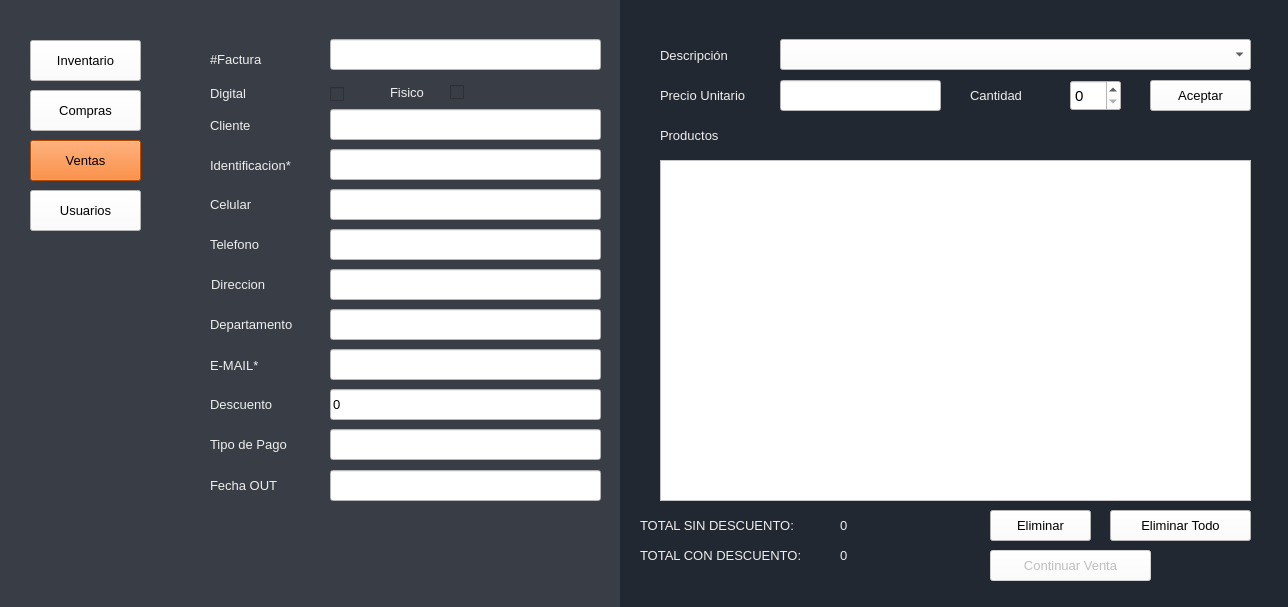
This is UI/templates/Venta.ui in ajospino/Proyecto-2019-2 as Qt 5 draws it before an edit. The edited form follows.
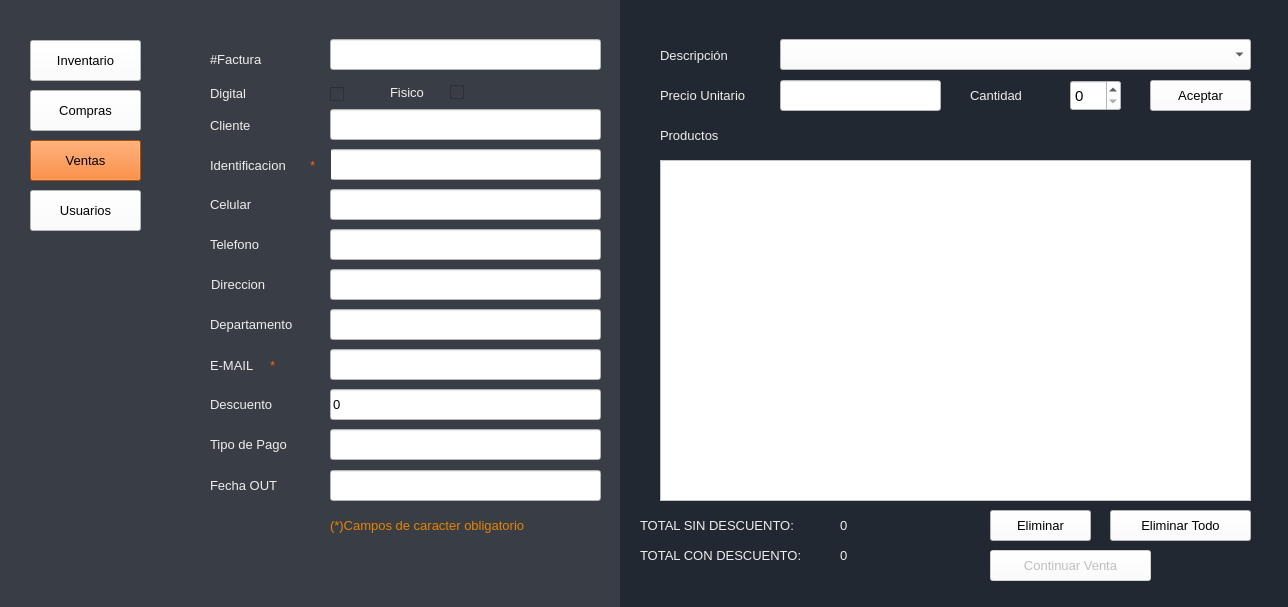
This is the edited form.

Diff of the .ui file:
```diff
--- a/UI/templates/Venta.ui
+++ b/UI/templates/Venta.ui
@@ -251,7 +251,7 @@
 color: rgb(238, 238, 238);</string>
     </property>
     <property name="text">
-     <string>Identificacion*</string>
+     <string>Identificacion</string>
     </property>
    </widget>
    <widget class="QLineEdit" name="lineEditIdentificacion">
@@ -439,7 +439,7 @@
 color: rgb(238, 238, 238);</string>
     </property>
     <property name="text">
-     <string>E-MAIL*</string>
+     <string>E-MAIL</string>
     </property>
    </widget>
    <widget class="QLineEdit" name="lineEditEMAIL">
@@ -1183,6 +1183,81 @@
      <string>Fecha OUT</string>
     </property>
    </widget>
+   <widget class="QLabel" name="label_22">
+    <property name="geometry">
+     <rect>
+      <x>310</x>
+      <y>150</y>
+      <width>21</width>
+      <height>31</height>
+     </rect>
+    </property>
+    <property name="font">
+     <font>
+      <family>Arial</family>
+      <pointsize>10</pointsize>
+      <weight>50</weight>
+      <bold>false</bold>
+     </font>
+    </property>
+    <property name="styleSheet">
+     <string notr="true">background-color: rgb(57, 62, 70);
+color: rgb(255, 102, 0);</string>
+    </property>
+    <property name="text">
+     <string>*</string>
+    </property>
+   </widget>
+   <widget class="QLabel" name="label_23">
+    <property name="geometry">
+     <rect>
+      <x>270</x>
+      <y>350</y>
+      <width>21</width>
+      <height>31</height>
+     </rect>
+    </property>
+    <property name="font">
+     <font>
+      <family>Arial</family>
+      <pointsize>10</pointsize>
+      <weight>50</weight>
+      <bold>false</bold>
+     </font>
+    </property>
+    <property name="styleSheet">
+     <string notr="true">background-color: rgb(57, 62, 70);
+color: rgb(255, 102, 0);</string>
+    </property>
+    <property name="text">
+     <string>*</string>
+    </property>
+   </widget>
+   <widget class="QLabel" name="label_24">
+    <property name="geometry">
+     <rect>
+      <x>330</x>
+      <y>510</y>
+      <width>261</width>
+      <height>31</height>
+     </rect>
+    </property>
+    <property name="font">
+     <font>
+      <family>Arial</family>
+      <pointsize>10</pointsize>
+      <weight>50</weight>
+      <bold>false</bold>
+     </font>
+    </property>
+    <property name="styleSheet">
+     <string notr="true">background-color: rgb(57, 62, 70);
+color: rgb(230, 132, 0);</string>
+    </property>
+    <property name="text">
+     <string>(*)Campos de caracter obligatorio</string>
+    </property>
+   </widget>
    <zorder>label_21</zorder>
    <zorder>label</zorder>
    <zorder>label_5</zorder>
@@ -1231,6 +1306,9 @@
    <zorder>labelDescuento</zorder>
    <zorder>lineEditFecha</zorder>
    <zorder>label_20</zorder>
+   <zorder>label_22</zorder>
+   <zorder>label_23</zorder>
+   <zorder>label_24</zorder>
   </widget>
  </widget>
  <tabstops>
```
